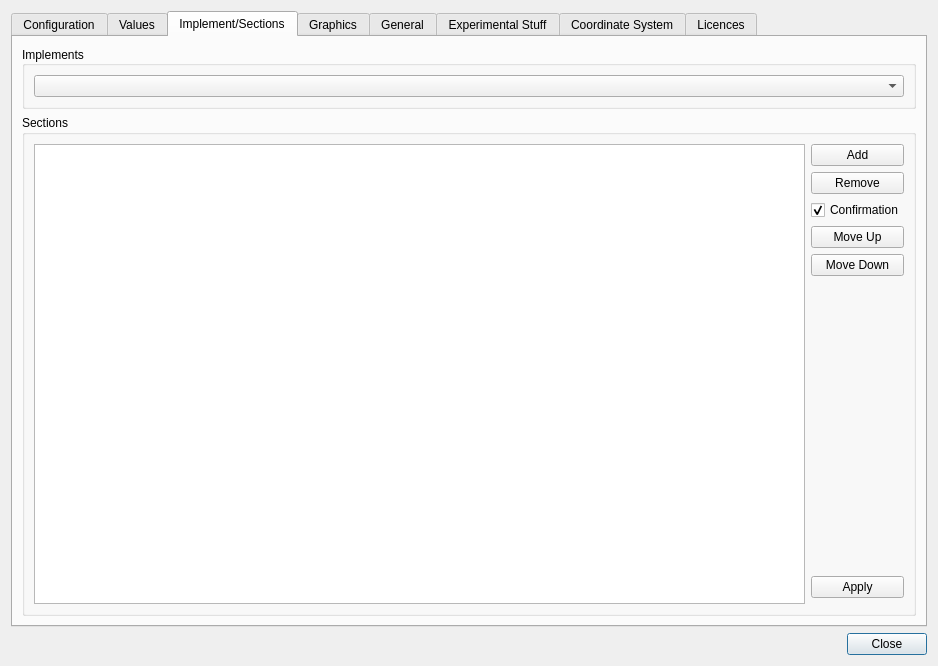
Above: src/gui/SettingsDialog.ui from eringerli/QtOpenGuidance before the change. Below: the same form after it.
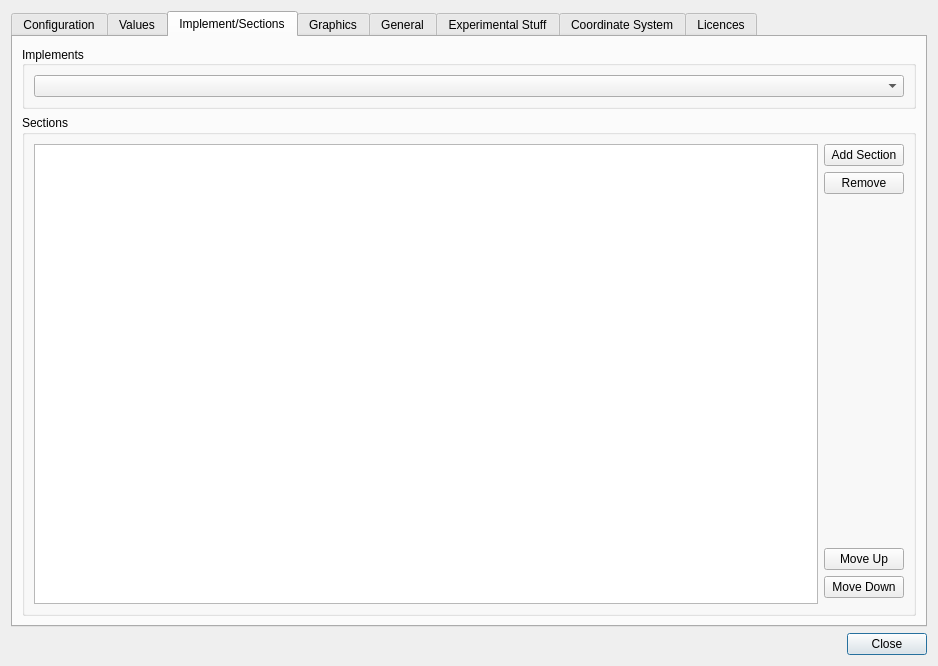
That is the form after the change. The open tabs and pages were chosen to show the change. Icons and pictures are not drawn. Custom widgets are drawn as their Qt base class.

Commit message: Implement WIP: added Block, Model and GUI stubs

The edit to the form file:
```diff
--- a/src/gui/SettingsDialog.ui
+++ b/src/gui/SettingsDialog.ui
@@ -465,100 +465,92 @@
           </widget>
          </item>
          <item>
-          <widget class="QGroupBox" name="groupBox_4">
+          <widget class="QGroupBox" name="gbSections">
+           <property name="sizePolicy">
+            <sizepolicy hsizetype="Expanding" vsizetype="Expanding">
+             <horstretch>0</horstretch>
+             <verstretch>0</verstretch>
+            </sizepolicy>
+           </property>
            <property name="focusPolicy">
             <enum>Qt::NoFocus</enum>
            </property>
            <property name="title">
             <string>Sections</string>
            </property>
-           <layout class="QGridLayout" name="gridLayout_4">
-            <item row="6" column="3">
-             <widget class="QPushButton" name="btnSectApply">
+           <property name="checkable">
+            <bool>false</bool>
+           </property>
+           <layout class="QGridLayout" name="_2">
+            <item row="0" column="3">
+             <widget class="QPushButton" name="btnSectionAdd">
               <property name="focusPolicy">
                <enum>Qt::NoFocus</enum>
               </property>
               <property name="text">
-               <string>Apply</string>
+               <string>Add Section</string>
               </property>
              </widget>
             </item>
-            <item row="5" column="3">
-             <spacer name="verticalSpacer_2">
+            <item row="3" column="3">
+             <widget class="QPushButton" name="btnSectionMoveUp">
               <property name="focusPolicy">
                <enum>Qt::NoFocus</enum>
               </property>
+              <property name="text">
+               <string>Move Up</string>
+              </property>
+             </widget>
+            </item>
+            <item row="4" column="3">
+             <widget class="QPushButton" name="btnSectionMoveDown">
+              <property name="focusPolicy">
+               <enum>Qt::NoFocus</enum>
+              </property>
+              <property name="text">
+               <string>Move Down</string>
+              </property>
+             </widget>
+            </item>
+            <item row="1" column="3">
+             <widget class="QPushButton" name="btnSectionRemove">
+              <property name="focusPolicy">
+               <enum>Qt::NoFocus</enum>
+              </property>
+              <property name="text">
+               <string>Remove</string>
+              </property>
+             </widget>
+            </item>
+            <item row="0" column="0" rowspan="6">
+             <widget class="QTableView" name="twSections">
+              <property name="sizePolicy">
+               <sizepolicy hsizetype="Expanding" vsizetype="Expanding">
+                <horstretch>0</horstretch>
+                <verstretch>0</verstretch>
+               </sizepolicy>
+              </property>
+              <property name="focusPolicy">
+               <enum>Qt::NoFocus</enum>
+              </property>
+              <property name="sortingEnabled">
+               <bool>true</bool>
+              </property>
+             </widget>
+            </item>
+            <item row="2" column="3">
+             <spacer name="verticalSpacer_4">
               <property name="orientation">
                <enum>Qt::Vertical</enum>
               </property>
               <property name="sizeHint" stdset="0">
                <size>
                 <width>20</width>
-                <height>149</height>
+                <height>40</height>
                </size>
               </property>
              </spacer>
             </item>
-            <item row="0" column="0" rowspan="8">
-             <widget class="QTableWidget" name="tbSections">
-              <property name="focusPolicy">
-               <enum>Qt::NoFocus</enum>
-              </property>
-             </widget>
-            </item>
-            <item row="3" column="3">
-             <widget class="QPushButton" name="btnSectMoveUp">
-              <property name="focusPolicy">
-               <enum>Qt::NoFocus</enum>
-              </property>
-              <property name="text">
-               <string>Move Up</string>
-              </property>
-             </widget>
-            </item>
-            <item row="2" column="3">
-             <widget class="QCheckBox" name="btnSectConfirmation">
-              <property name="focusPolicy">
-               <enum>Qt::NoFocus</enum>
-              </property>
-              <property name="text">
-               <string>Confirmation</string>
-              </property>
-              <property name="checked">
-               <bool>true</bool>
-              </property>
-             </widget>
-            </item>
-            <item row="1" column="3">
-             <widget class="QPushButton" name="btnSectRemove">
-              <property name="focusPolicy">
-               <enum>Qt::NoFocus</enum>
-              </property>
-              <property name="text">
-               <string>Remove</string>
-              </property>
-             </widget>
-            </item>
-            <item row="0" column="3">
-             <widget class="QPushButton" name="btnSectAdd">
-              <property name="focusPolicy">
-               <enum>Qt::NoFocus</enum>
-              </property>
-              <property name="text">
-               <string>Add</string>
-              </property>
-             </widget>
-            </item>
-            <item row="4" column="3">
-             <widget class="QPushButton" name="btnSectMoveDown">
-              <property name="focusPolicy">
-               <enum>Qt::NoFocus</enum>
-              </property>
-              <property name="text">
-               <string>Move Down</string>
-              </property>
-             </widget>
-            </item>
            </layout>
           </widget>
          </item>
```
Left out of the diff: 14 changed lines with no effect on the pictures. The commit also changes 6 other files.
